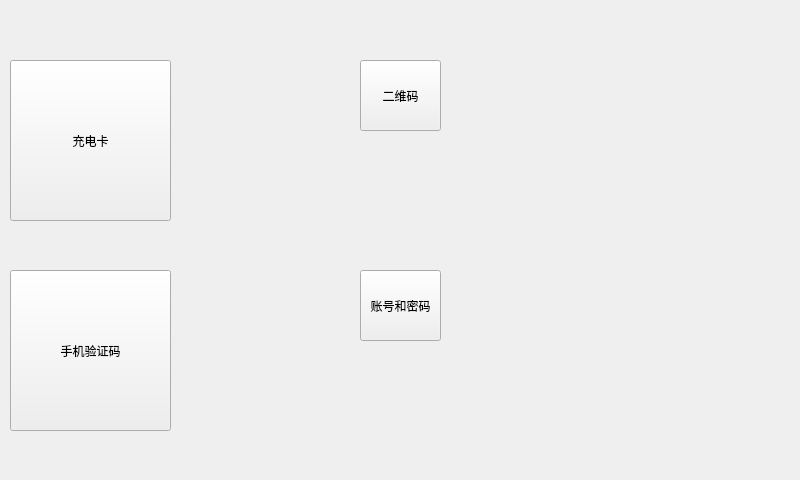
First picture: the form in main/ui/charging_mode.ui, repository Blackrose/Tcutest_SerialSystem, before the edit.
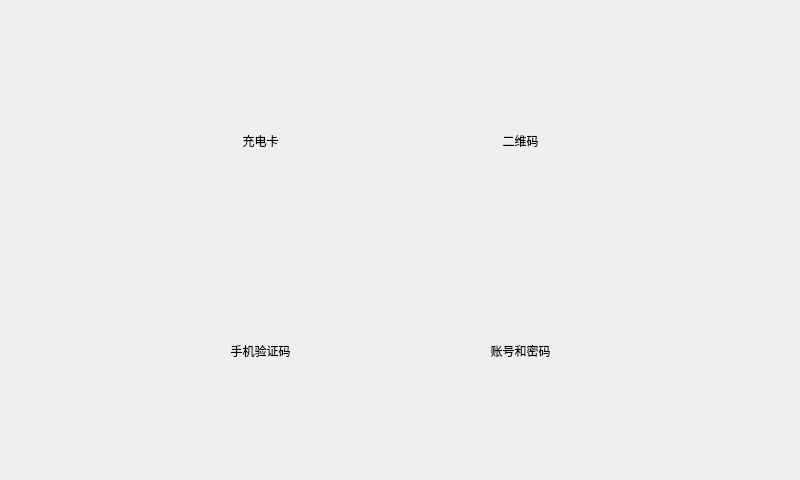
Second picture: the form after the edit. Icons and pictures are not drawn.

```diff
--- a/main/ui/charging_mode.ui
+++ b/main/ui/charging_mode.ui
@@ -70,54 +70,90 @@
   <widget class="QPushButton" name="charge_card_but">
    <property name="geometry">
     <rect>
-     <x>10</x>
+     <x>180</x>
      <y>60</y>
      <width>161</width>
      <height>161</height>
     </rect>
    </property>
+   <property name="focusPolicy">
+    <enum>Qt::NoFocus</enum>
+   </property>
+   <property name="styleSheet">
+    <string notr="true">background: transparent;</string>
+   </property>
    <property name="text">
     <string>充电卡</string>
    </property>
+   <property name="flat">
+    <bool>true</bool>
+   </property>
   </widget>
   <widget class="QPushButton" name="phone_code_but">
    <property name="geometry">
     <rect>
-     <x>10</x>
+     <x>180</x>
      <y>270</y>
      <width>161</width>
      <height>161</height>
     </rect>
    </property>
+   <property name="focusPolicy">
+    <enum>Qt::NoFocus</enum>
+   </property>
+   <property name="styleSheet">
+    <string notr="true">background: transparent;</string>
+   </property>
    <property name="text">
     <string>手机验证码</string>
    </property>
+   <property name="flat">
+    <bool>true</bool>
+   </property>
   </widget>
   <widget class="QPushButton" name="qr_code_but">
    <property name="geometry">
     <rect>
-     <x>360</x>
+     <x>440</x>
      <y>60</y>
-     <width>81</width>
-     <height>71</height>
+     <width>161</width>
+     <height>161</height>
     </rect>
    </property>
+   <property name="focusPolicy">
+    <enum>Qt::NoFocus</enum>
+   </property>
+   <property name="styleSheet">
+    <string notr="true">background: transparent;</string>
+   </property>
    <property name="text">
     <string>二维码</string>
    </property>
+   <property name="flat">
+    <bool>true</bool>
+   </property>
   </widget>
   <widget class="QPushButton" name="account_code_but">
    <property name="geometry">
     <rect>
-     <x>360</x>
+     <x>440</x>
      <y>270</y>
-     <width>81</width>
-     <height>71</height>
+     <width>161</width>
+     <height>161</height>
     </rect>
    </property>
+   <property name="focusPolicy">
+    <enum>Qt::NoFocus</enum>
+   </property>
+   <property name="styleSheet">
+    <string notr="true">background: transparent;</string>
+   </property>
    <property name="text">
     <string>账号和密码</string>
    </property>
+   <property name="flat">
+    <bool>true</bool>
+   </property>
   </widget>
   <zorder>label</zorder>
   <zorder>logo</zorder>
```
